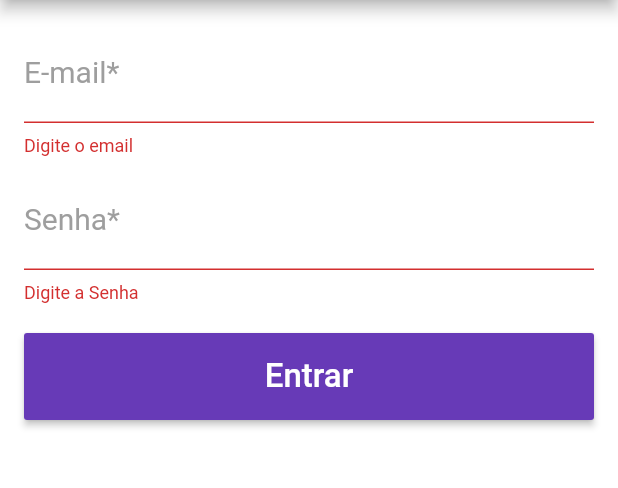
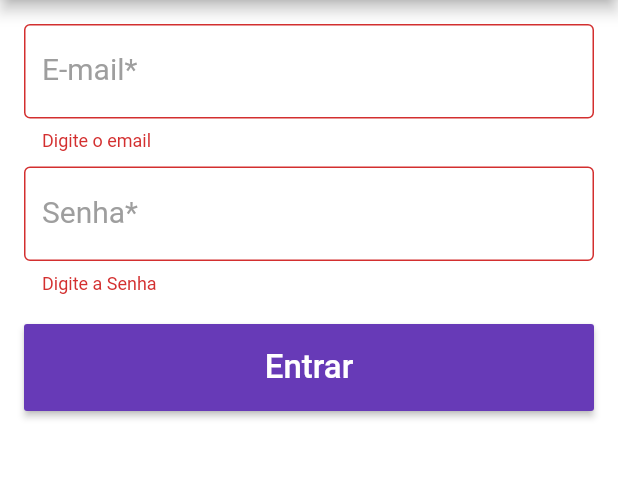
Before and after one commit to f3l1p3v4/project-cars, a Flutter app: the screen it shows after launch, after a tap on "Entrar", on a phone screen of 412 x 824 dp, the part 84-572 px from its top. Run offline on Flutter 3.47's test engine with Material 2 defaults, Android fonts, the phone set to English and light mode, and no system bars.

Commit message:
connect web services

```diff
--- a/lib/pages/login_page.dart
+++ b/lib/pages/login_page.dart
@@ -1,4 +1,8 @@
+import 'package:cars/pages/home_page.dart';
+import 'package:cars/pages/login_api.dart';
+import 'package:cars/utils/nav.dart';
 import 'package:cars/widgets/app_button.dart';
+import 'package:cars/widgets/app_text.dart';
 import 'package:flutter/material.dart';
 
 class LoginPage extends StatefulWidget {
@@ -38,7 +42,7 @@ class _LoginPageState extends State<LoginPage> {
         padding: EdgeInsets.all(16),
         child: ListView(
           children: <Widget>[
-            _input(
+            AppText(
               "E-mail*",
               "Digite seu email",
               controller: _tLogin,
@@ -49,7 +53,7 @@ class _LoginPageState extends State<LoginPage> {
               nextFocus: _focusSenha,
             ),
             SizedBox(height: 10,),
-              _input(
+            AppText(
               "Senha*",
               "Digite sua senha",
               password: true,
@@ -69,48 +73,7 @@ class _LoginPageState extends State<LoginPage> {
     );
   }
 
-  _input(
-    String label,
-    String hint, {
-      bool password = false,
-      TextEditingController controller,
-      FormFieldValidator<String> validator,
-      TextInputType keyboardType,
-      TextInputAction textInputAction,
-      FocusNode focusNode,
-      FocusNode nextFocus,
-    }) {
-    return TextFormField(
-      controller: controller,
-      obscureText: password,
-      validator: validator,
-      keyboardType: keyboardType,
-      textInputAction: textInputAction,
-      focusNode: focusNode,
-      onFieldSubmitted: (String text) {
-        if(nextFocus != null) {
-          FocusScope.of(context).requestFocus(nextFocus);
-        }
-      },
-      style: TextStyle(
-        fontSize: 20,
-        color: Colors.grey,
-      ),
-      decoration: InputDecoration(
-        labelText: label,
-        labelStyle: TextStyle(
-          fontSize: 20,
-          color: Colors.grey
-        ),
-        hintText: hint,
-        hintStyle: TextStyle(
-          fontSize: 16,
-        ),
-      ),
-    );
-  }
-
-  void _onClickLogin() {
+  void _onClickLogin() async {
 
     if(!_formKey.currentState.validate()) {
       return;
@@ -120,6 +83,14 @@ class _LoginPageState extends State<LoginPage> {
     String senha = _tSenha.text;
 
     print("$login, $senha");
+
+    bool ok = await LoginApi.login(login, senha);
+
+    if(ok) {
+      push(context, HomePage());
+    } else {
+      print("Login incorreto");
+    }
   }
 
   String _validateLogin(String text) {
--- a/lib/widgets/app_text.dart
+++ b/lib/widgets/app_text.dart
@@ -1,10 +1,59 @@
 import 'package:flutter/material.dart';
 
 class AppText extends StatelessWidget {
+  String label;
+  String hint;
+  bool password;
+  TextEditingController controller;
+  FormFieldValidator<String> validator;
+  TextInputType keyboardType;
+  TextInputAction textInputAction;
+  FocusNode focusNode;
+  FocusNode nextFocus;
+
+  AppText(
+    this.label,
+    this.hint, {
+    this.password = false,
+    this.controller,
+    this.validator,
+    this.keyboardType,
+    this.textInputAction,
+    this.focusNode,
+    this.nextFocus
+  });
+
+
   @override
   Widget build(BuildContext context) {
-    return Container(
-
+    return TextFormField(
+      controller: controller,
+      obscureText: password,
+      validator: validator,
+      keyboardType: keyboardType,
+      textInputAction: textInputAction,
+      focusNode: focusNode,
+      onFieldSubmitted: (String text) {
+        if(nextFocus != null) {
+          FocusScope.of(context).requestFocus(nextFocus);
+        }
+      },
+      style: TextStyle(
+        fontSize: 20,
+        color: Colors.grey,
+      ),
+      decoration: InputDecoration(
+        border: OutlineInputBorder(),
+        labelText: label,
+        labelStyle: TextStyle(
+          fontSize: 20,
+          color: Colors.grey
+        ),
+        hintText: hint,
+        hintStyle: TextStyle(
+          fontSize: 16,
+        ),
+      ),
     );
   }
 }
--- a/pubspec.yaml
+++ b/pubspec.yaml
@@ -24,6 +24,7 @@ dependencies:
   flutter:
     sdk: flutter
 
+  http: ^0.12.1
 
   # The following adds the Cupertino Icons font to your application.
   # Use with the CupertinoIcons class for iOS style icons.
```
Also changed, not shown: lib/pages/home_page.dart (added, +25 -0 lines), lib/pages/login_api.dart (added, +20 -0 lines), lib/utils/nav.dart (added, +7 -0 lines), pubspec.lock. Lines whose indentation alone changed are shown as unchanged.
